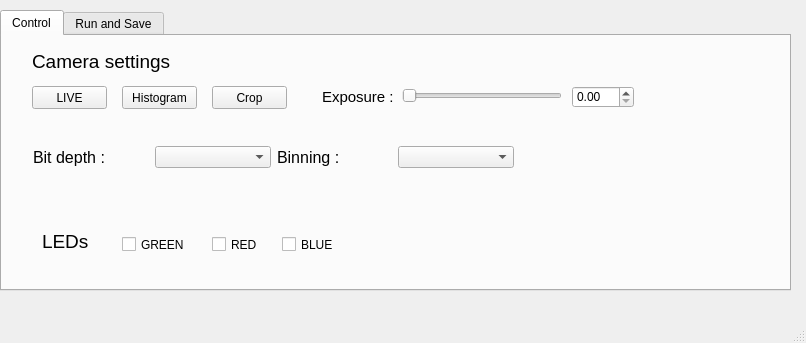
Above: isoi_window.ui from JohnstonLab/OMMI before the change. Below: the same form after it.
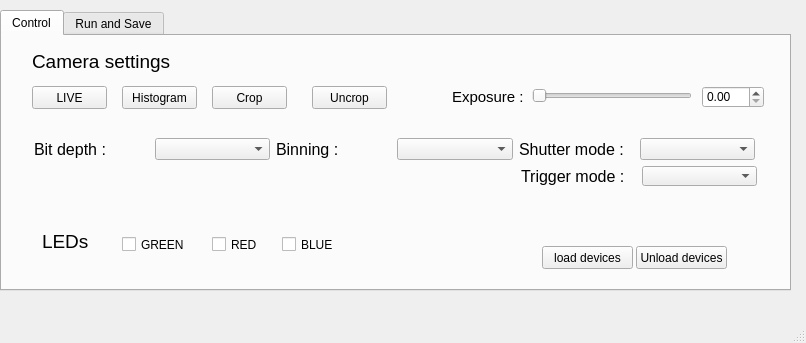
That is the form after the change.

Diff of the .ui file:
```diff
--- a/isoi_window.ui
+++ b/isoi_window.ui
@@ -33,7 +33,7 @@
      <widget class="QSlider" name="expSlider">
       <property name="geometry">
        <rect>
-        <x>400</x>
+        <x>530</x>
         <y>50</y>
         <width>160</width>
         <height>19</height>
@@ -72,7 +72,7 @@
      <widget class="QLabel" name="expLabel">
       <property name="geometry">
        <rect>
-        <x>320</x>
+        <x>450</x>
         <y>50</y>
         <width>71</width>
         <height>21</height>
@@ -121,7 +121,7 @@
      <widget class="QDoubleSpinBox" name="C_expSb">
       <property name="geometry">
        <rect>
-        <x>570</x>
+        <x>700</x>
         <y>50</y>
         <width>62</width>
         <height>22</height>
@@ -185,13 +185,80 @@
        <string>BLUE</string>
       </property>
      </widget>
-     <widget class="QWidget" name="layoutWidget">
+     <widget class="QPushButton" name="unloadBtn">
       <property name="geometry">
        <rect>
-        <x>31</x>
-        <y>101</y>
-        <width>481</width>
-        <height>41</height>
+        <x>634</x>
+        <y>210</y>
+        <width>91</width>
+        <height>23</height>
+       </rect>
+      </property>
+      <property name="text">
+       <string>Unload devices</string>
+      </property>
+     </widget>
+     <widget class="QPushButton" name="uncropBtn">
+      <property name="geometry">
+       <rect>
+        <x>310</x>
+        <y>50</y>
+        <width>75</width>
+        <height>23</height>
+       </rect>
+      </property>
+      <property name="text">
+       <string>Uncrop</string>
+      </property>
+     </widget>
+     <widget class="QLabel" name="label_14">
+      <property name="geometry">
+       <rect>
+        <x>519</x>
+        <y>130</y>
+        <width>115</width>
+        <height>20</height>
+       </rect>
+      </property>
+      <property name="font">
+       <font>
+        <pointsize>12</pointsize>
+       </font>
+      </property>
+      <property name="text">
+       <string>Trigger mode :</string>
+      </property>
+     </widget>
+     <widget class="QComboBox" name="triggerBox">
+      <property name="geometry">
+       <rect>
+        <x>640</x>
+        <y>130</y>
+        <width>115</width>
+        <height>20</height>
+       </rect>
+      </property>
+     </widget>
+     <widget class="QPushButton" name="unloadBtn_2">
+      <property name="geometry">
+       <rect>
+        <x>540</x>
+        <y>210</y>
+        <width>91</width>
+        <height>23</height>
+       </rect>
+      </property>
+      <property name="text">
+       <string>load devices</string>
+      </property>
+     </widget>
+     <widget class="QWidget" name="">
+      <property name="geometry">
+       <rect>
+        <x>32</x>
+        <y>102</y>
+        <width>721</width>
+        <height>22</height>
        </rect>
       </property>
       <layout class="QHBoxLayout" name="horizontalLayout">
@@ -225,6 +292,21 @@
        <item>
         <widget class="QComboBox" name="binBox"/>
        </item>
+       <item>
+        <widget class="QLabel" name="label_13">
+         <property name="font">
+          <font>
+           <pointsize>12</pointsize>
+          </font>
+         </property>
+         <property name="text">
+          <string>Shutter mode :</string>
+         </property>
+        </widget>
+       </item>
+       <item>
+        <widget class="QComboBox" name="shutBox"/>
+       </item>
       </layout>
      </widget>
     </widget>
```
Left out of the diff: 30 changed lines with no effect on the pictures.
